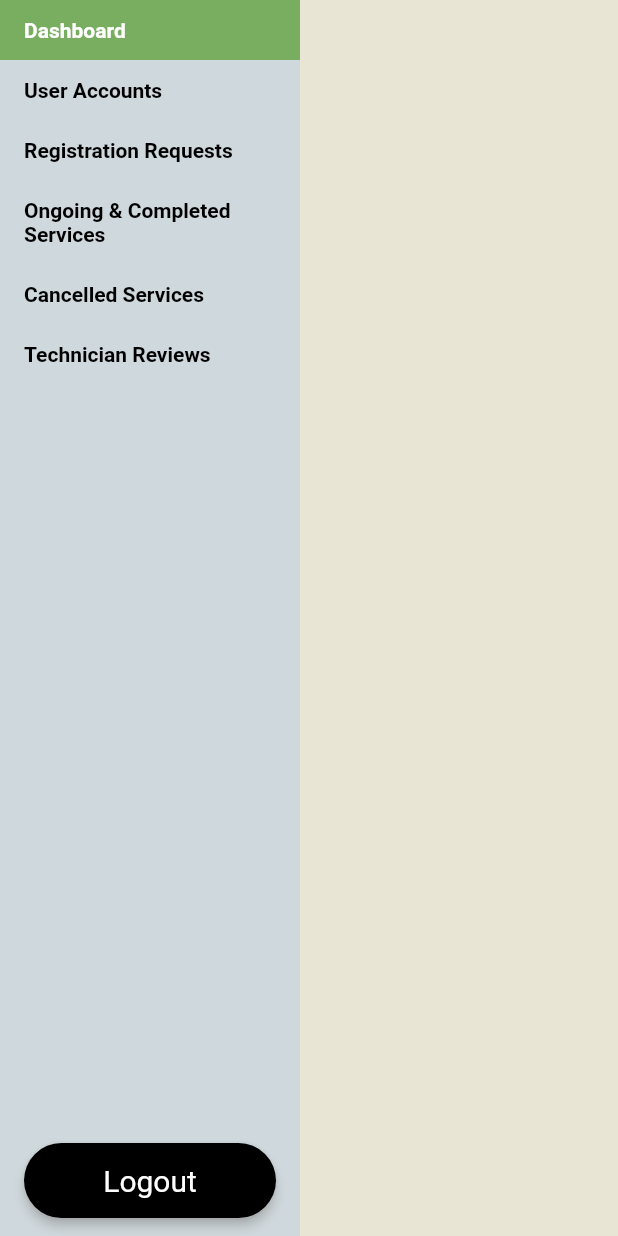
After one commit to TanukiA/Better-Home-Admin, a Flutter app: the AdminDashboard screen opened directly, after a tap on "Logout", on a phone screen of 412 x 824 dp. The commit adds this screen. Run offline on Flutter 3.47's test engine with Material 2 defaults, Android fonts, the light colour scheme and no system bars; our stand-ins replace cloud_firestore, firebase_auth, firebase_core, firebase_storage, mvc_pattern; accounts and stored records are empty; statements that could not run were skipped.

Commit message:
Added vertical navigation bar

```diff
--- a/lib/controllers/admin_controller.dart
+++ b/lib/controllers/admin_controller.dart
@@ -0,0 +1,11 @@
+import 'package:better_home_admin/models/admin.dart';
+import 'package:mvc_pattern/mvc_pattern.dart';
+import 'package:flutter/material.dart';
+
+class AdminController extends ControllerMVC {
+  late Admin admin;
+
+  AdminController() {
+    admin = Admin(email: '', password: '');
+  }
+}
--- a/lib/models/database.dart
+++ b/lib/models/database.dart
@@ -5,7 +5,7 @@ import 'package:flutter/material.dart';
 class Database extends ChangeNotifier {
   final FirebaseFirestore _firebaseFirestore = FirebaseFirestore.instance;
   final FirebaseStorage _firebaseStorage = FirebaseStorage.instance;
-
+/*
   Future<bool> checkAdminAccount(String email, String password) async {
     final querySnapshot = await _firebaseFirestore
         .collection("admin")
@@ -15,4 +15,5 @@ class Database extends ChangeNotifier {
 
     return querySnapshot.docs.isNotEmpty;
   }
+  */
 }
--- /dev/null
+++ b/lib/views/admin_dashboard.dart
@@ -0,0 +1,72 @@
+import 'package:better_home_admin/controllers/admin_controller.dart';
+import 'package:better_home_admin/controllers/login_controller.dart';
+import 'package:better_home_admin/views/vertical_menu.dart';
+import 'package:flutter/material.dart';
+import 'package:mvc_pattern/mvc_pattern.dart';
+
+class AdminDashboard extends StatefulWidget {
+  const AdminDashboard(
+      {Key? key, required this.loginCon, required this.adminCon})
+      : super(key: key);
+  final LoginController loginCon;
+  final AdminController adminCon;
+
+  @override
+  StateMVC<AdminDashboard> createState() => _AdminDashboardState();
+}
+
+class _AdminDashboardState extends StateMVC<AdminDashboard> {
+  @override
+  void initState() {
+    super.initState();
+  }
+
+  @override
+  void dispose() {
+    super.dispose();
+  }
+
+  @override
+  Widget build(BuildContext context) {
+    final List<String> menuItems = [
+      'Dashboard',
+      'User Accounts',
+      'Registration Requests',
+      'Ongoing & Completed Services',
+      'Cancelled Services',
+      "Technician Reviews",
+    ];
+
+    String selectedMenuItem = 'Dashboard';
+
+    void onMenuItemSelected(String menuItem) {
+      setState(() {
+        selectedMenuItem = menuItem;
+      });
+    }
+
+    void onLogout() {}
+
+    return Scaffold(
+      backgroundColor: const Color(0xFFE8E5D4),
+      body: Row(
+        children: [
+          VerticalMenu(
+            menuItems: menuItems,
+            onLogout: onLogout,
+          ),
+          const Expanded(
+            child: SingleChildScrollView(
+              child: Center(
+                child: Column(
+                  mainAxisAlignment: MainAxisAlignment.center,
+                  children: [],
+                ),
+              ),
+            ),
+          ),
+        ],
+      ),
+    );
+  }
+}
--- a/lib/views/text_field_container.dart
+++ b/lib/views/text_field_container.dart
@@ -12,7 +12,7 @@ class TextFieldContainer extends StatelessWidget {
     Size size = MediaQuery.of(context).size;
     return Container(
       margin: const EdgeInsets.symmetric(vertical: 3),
-      padding: const EdgeInsets.symmetric(horizontal: 18, vertical: 4),
+      padding: const EdgeInsets.symmetric(horizontal: 10, vertical: 3),
       width: size.width * 0.83,
       decoration: BoxDecoration(
         color: Colors.white,
--- /dev/null
+++ b/lib/views/vertical_menu.dart
@@ -0,0 +1,95 @@
+import 'package:flutter/material.dart';
+import 'package:mvc_pattern/mvc_pattern.dart';
+
+class VerticalMenu extends StatefulWidget {
+  final List<String> menuItems;
+  final VoidCallback onLogout;
+
+  const VerticalMenu({
+    Key? key,
+    required this.menuItems,
+    required this.onLogout,
+  }) : super(key: key);
+
+  @override
+  StateMVC<VerticalMenu> createState() => _VerticalMenuState();
+}
+
+class _VerticalMenuState extends StateMVC<VerticalMenu> {
+  late String selectedMenuItem;
+
+  @override
+  void initState() {
+    super.initState();
+    selectedMenuItem = widget.menuItems.first;
+  }
+
+  void onMenuItemSelected(String menuItem) {
+    setState(() {
+      selectedMenuItem = menuItem;
+    });
+  }
+
+  @override
+  Widget build(BuildContext context) {
+    Size size = MediaQuery.of(context).size;
+
+    final ButtonStyle logoutBtnStyle = ElevatedButton.styleFrom(
+      textStyle: const TextStyle(
+        fontSize: 20,
+        fontFamily: 'Roboto',
+      ),
+      backgroundColor: Colors.black,
+      foregroundColor: Colors.white,
+      fixedSize: Size(size.width * 0.8, 50),
+      shape: RoundedRectangleBorder(
+        borderRadius: BorderRadius.circular(30),
+      ),
+      elevation: 3,
+      shadowColor: Colors.grey[400],
+    );
+
+    return Container(
+      width: 200,
+      color: Colors.blueGrey[100],
+      child: Column(
+        crossAxisAlignment: CrossAxisAlignment.start,
+        children: [
+          for (var menuItem in widget.menuItems)
+            GestureDetector(
+              onTap: () => onMenuItemSelected(menuItem),
+              child: Container(
+                width: double.infinity,
+                color: menuItem == selectedMenuItem
+                    ? const Color.fromARGB(255, 121, 174, 96)
+                    : Colors.transparent,
+                padding: const EdgeInsets.symmetric(
+                  vertical: 12,
+                  horizontal: 16,
+                ),
+                child: Text(
+                  menuItem,
+                  style: TextStyle(
+                    color: menuItem == selectedMenuItem
+                        ? Colors.white
+                        : Colors.black,
+                    fontWeight: FontWeight.bold,
+                  ),
+                ),
+              ),
+            ),
+          const Spacer(),
+          Container(
+            width: double.infinity,
+            padding: const EdgeInsets.symmetric(horizontal: 16, vertical: 12),
+            child: ElevatedButton(
+              style: logoutBtnStyle,
+              onPressed: widget.onLogout,
+              child: const Text('Logout'),
+            ),
+          ),
+        ],
+      ),
+    );
+  }
+}
```
Also changed, not shown: lib/controllers/login_controller.dart (+20 -2 lines), lib/models/admin.dart (+7 -4 lines), lib/models/auth_service.dart (+19 -0 lines), lib/views/login_page.dart (+23 -23 lines).
